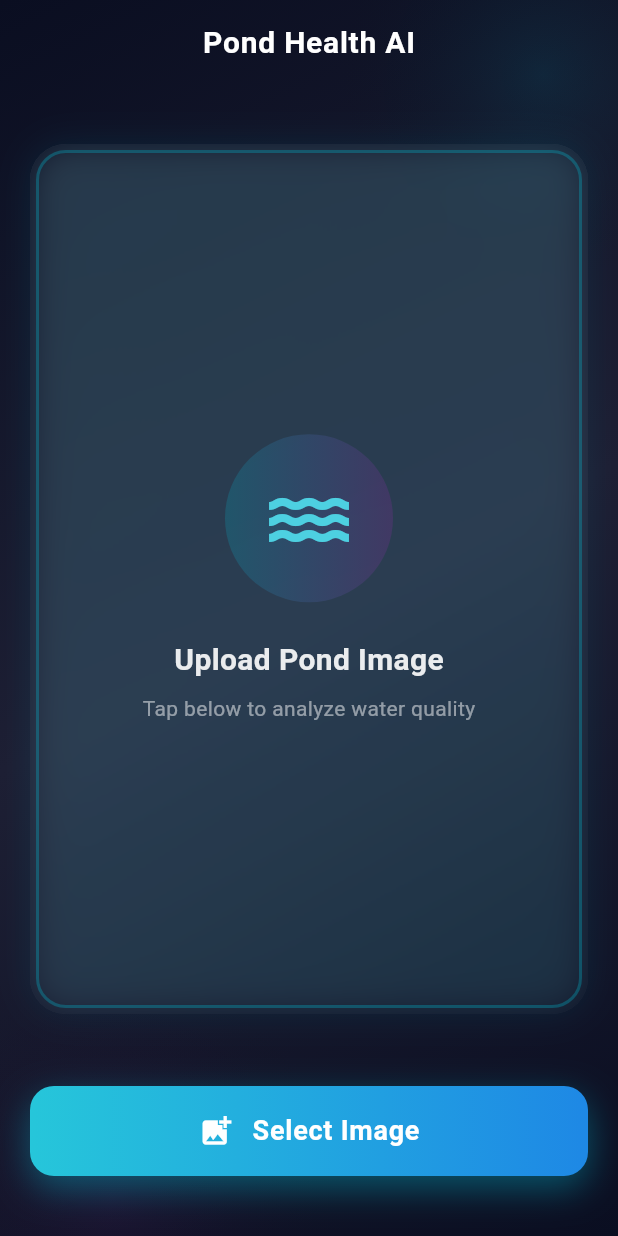
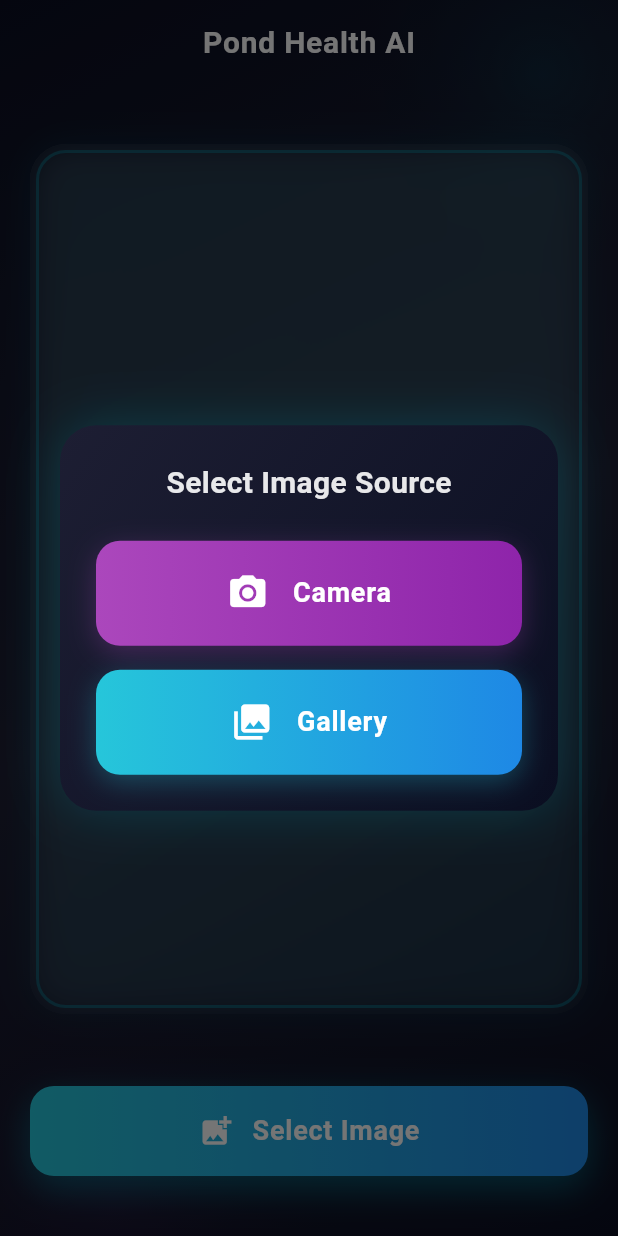
Before and after one commit to VicEmmanuel/fish_pond_health_detector, a Flutter app: the screen it shows after launch, after a tap on "Select Image", on a phone screen of 412 x 824 dp. Run offline on Flutter 3.47's test engine with Material 3 defaults, Android fonts, the phone set to English and light mode, and no system bars; our stand-ins replace image_picker; missing offline and left inert: tflite_flutter.

Commit message:
first commit

```diff
--- a/lib/screens/pond_classifier_screen.dart
+++ b/lib/screens/pond_classifier_screen.dart
@@ -42,9 +42,128 @@ class _PondClassifierScreenState extends State<PondClassifierScreen>
     super.dispose();
   }
 
-  Future<void> _pickAndClassify() async {
+  Future<void> _showImageSourceDialog() async {
+    return showDialog(
+      context: context,
+      builder: (BuildContext context) {
+        return Dialog(
+          backgroundColor: Colors.transparent,
+          child: Container(
+            decoration: BoxDecoration(
+              borderRadius: BorderRadius.circular(24),
+              gradient: LinearGradient(
+                begin: Alignment.topLeft,
+                end: Alignment.bottomRight,
+                colors: [
+                  const Color(0xFF1D1E33),
+                  const Color(0xFF0A0E21),
+                ],
+              ),
+              boxShadow: [
+                BoxShadow(
+                  color: Colors.cyan.withOpacity(0.2),
+                  blurRadius: 30,
+                  spreadRadius: 0,
+                ),
+              ],
+            ),
+            child: Padding(
+              padding: const EdgeInsets.all(24),
+              child: Column(
+                mainAxisSize: MainAxisSize.min,
+                children: [
+                  Text(
+                    'Select Image Source',
+                    style: TextStyle(
+                      fontSize: 20,
+                      fontWeight: FontWeight.w600,
+                      color: Colors.white.withOpacity(0.9),
+                    ),
+                  ),
+                  const SizedBox(height: 24),
+                  _buildSourceOption(
+                    icon: Icons.camera_alt,
+                    label: 'Camera',
+                    onTap: () {
+                      Navigator.pop(context);
+                      _pickAndClassify(ImageSource.camera);
+                    },
+                    gradient: [Colors.purple.shade400, Colors.purple.shade600],
+                  ),
+                  const SizedBox(height: 16),
+                  _buildSourceOption(
+                    icon: Icons.photo_library,
+                    label: 'Gallery',
+                    onTap: () {
+                      Navigator.pop(context);
+                      _pickAndClassify(ImageSource.gallery);
+                    },
+                    gradient: [Colors.cyan.shade400, Colors.blue.shade600],
+                  ),
+                ],
+              ),
+            ),
+          ),
+        );
+      },
+    );
+  }
+
+  Widget _buildSourceOption({
+    required IconData icon,
+    required String label,
+    required VoidCallback onTap,
+    required List<Color> gradient,
+  }) {
+    return Container(
+      decoration: BoxDecoration(
+        borderRadius: BorderRadius.circular(16),
+        gradient: LinearGradient(colors: gradient),
+        boxShadow: [
+          BoxShadow(
+            color: gradient[0].withOpacity(0.3),
+            blurRadius: 15,
+            offset: const Offset(0, 5),
+          ),
+        ],
+      ),
+      child: Material(
+        color: Colors.transparent,
+        child: InkWell(
+          onTap: onTap,
+          borderRadius: BorderRadius.circular(16),
+          child: Container(
+            height: 70,
+            alignment: Alignment.center,
+            child: Row(
+              mainAxisAlignment: MainAxisAlignment.center,
+              children: [
+                Icon(
+                  icon,
+                  color: Colors.white,
+                  size: 28,
+                ),
+                const SizedBox(width: 16),
+                Text(
+                  label,
+                  style: const TextStyle(
+                    fontSize: 18,
+                    fontWeight: FontWeight.w600,
+                    color: Colors.white,
+                    letterSpacing: 0.5,
+                  ),
+                ),
+              ],
+            ),
+          ),
+        ),
+      ),
+    );
+  }
+
+  Future<void> _pickAndClassify(ImageSource source) async {
     final picker = ImagePicker();
-    final picked = await picker.pickImage(source: ImageSource.gallery);
+    final picked = await picker.pickImage(source: source);
     if (picked == null) return;
 
     setState(() {
@@ -79,10 +198,10 @@ class _PondClassifierScreenState extends State<PondClassifierScreen>
         title: const Text(
           'Pond Health AI',
           style: TextStyle(
-            fontWeight: FontWeight.w600,
-            fontSize: 20,
-            letterSpacing: 0.5,
-            color: Colors.white
+              fontWeight: FontWeight.w600,
+              fontSize: 20,
+              letterSpacing: 0.5,
+              color: Colors.white
           ),
         ),
         centerTitle: true,
@@ -474,7 +593,7 @@ class _PondClassifierScreenState extends State<PondClassifierScreen>
       child: Material(
         color: Colors.transparent,
         child: InkWell(
-          onTap: _loading ? null : _pickAndClassify,
+          onTap: _loading ? null : _showImageSourceDialog,
           borderRadius: BorderRadius.circular(16),
           child: Container(
             height: 60,
```
Also changed, not shown: 1 other file.
